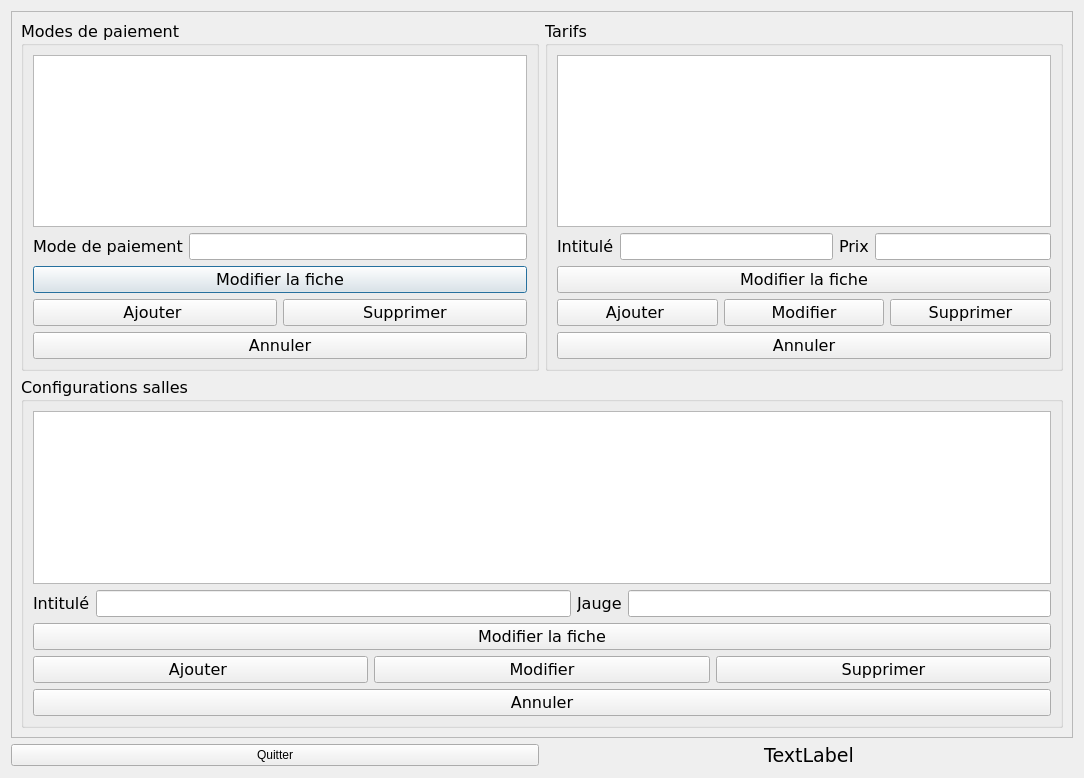
Before: the Qt Designer form FestiClicC/administrationbillet.ui in FestiClic/FestiClic3, drawn with Qt 5.
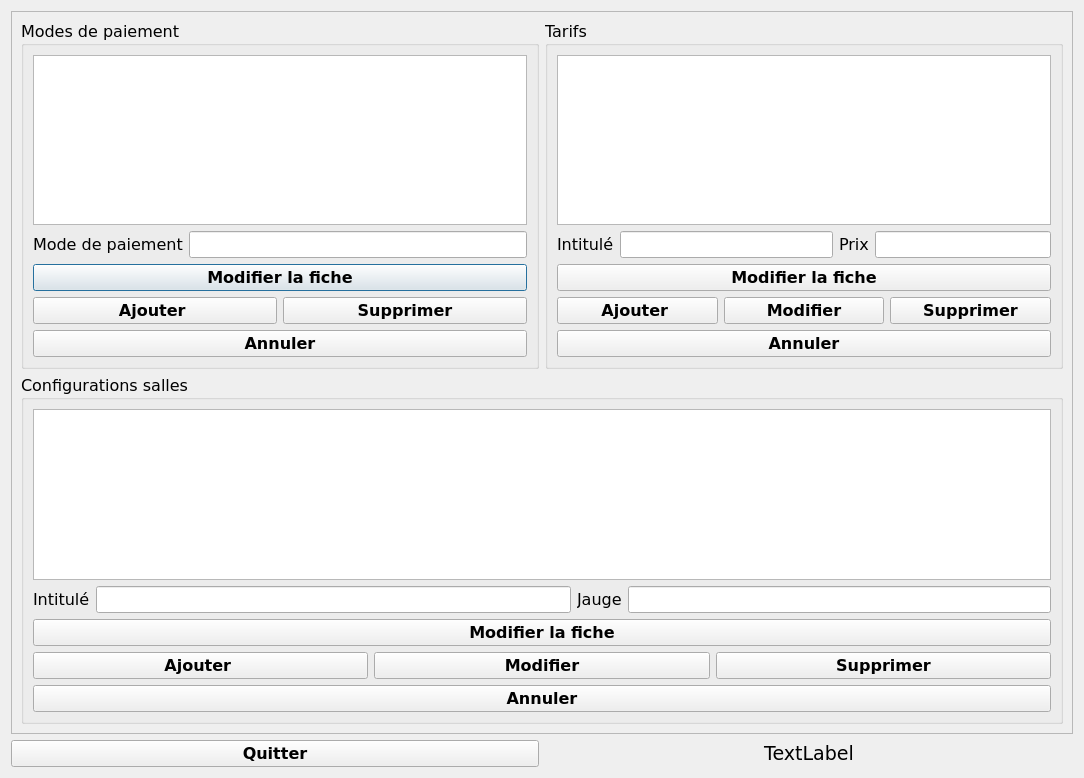
After: the same form once the commit is applied.

What changed in the file:
```diff
--- a/FestiClicC/administrationbillet.ui
+++ b/FestiClicC/administrationbillet.ui
@@ -27,7 +27,7 @@
           <x>0</x>
           <y>0</y>
           <width>1062</width>
-          <height>725</height>
+          <height>722</height>
          </rect>
         </property>
         <layout class="QVBoxLayout" name="verticalLayout_4">
@@ -52,7 +52,14 @@
                 <item>
                  <layout class="QVBoxLayout" name="verticalLayout_8">
                   <item>
-                   <widget class="QTableView" name="TabVMPaiement"/>
+                   <widget class="QTableView" name="TabVMPaiement">
+                    <property name="font">
+                     <font>
+                      <family>Verdana</family>
+                      <pointsize>12</pointsize>
+                     </font>
+                    </property>
+                   </widget>
                   </item>
                   <item>
                    <layout class="QHBoxLayout" name="horizontalLayout_8">
@@ -73,6 +80,14 @@
                   </item>
                   <item>
                    <widget class="QPushButton" name="AdBBtnModifierFicheMPaiement">
+                    <property name="font">
+                     <font>
+                      <family>Verdana</family>
+                      <pointsize>12</pointsize>
+                      <weight>75</weight>
+                      <bold>true</bold>
+                     </font>
+                    </property>
                     <property name="text">
                      <string>Modifier la fiche</string>
                     </property>
@@ -82,6 +97,14 @@
                    <layout class="QHBoxLayout" name="horizontalLayout_10">
                     <item>
                      <widget class="QPushButton" name="AdBBtnAjouterMPaiement">
+                      <property name="font">
+                       <font>
+                        <family>Verdana</family>
+                        <pointsize>12</pointsize>
+                        <weight>75</weight>
+                        <bold>true</bold>
+                       </font>
+                      </property>
                       <property name="text">
                        <string>Ajouter </string>
                       </property>
@@ -89,6 +112,14 @@
                     </item>
                     <item>
                      <widget class="QPushButton" name="AdBBtnSupprimerMPaiement">
+                      <property name="font">
+                       <font>
+                        <family>Verdana</family>
+                        <pointsize>12</pointsize>
+                        <weight>75</weight>
+                        <bold>true</bold>
+                       </font>
+                      </property>
                       <property name="text">
                        <string>Supprimer</string>
                       </property>
@@ -98,6 +129,14 @@
                   </item>
                   <item>
                    <widget class="QPushButton" name="AdBBtnAnnulerMPaiement">
+                    <property name="font">
+                     <font>
+                      <family>Verdana</family>
+                      <pointsize>12</pointsize>
+                      <weight>75</weight>
+                      <bold>true</bold>
+                     </font>
+                    </property>
                     <property name="text">
                      <string>Annuler</string>
                     </property>
@@ -125,7 +164,14 @@
                 <item>
                  <layout class="QVBoxLayout" name="verticalLayout_6">
                   <item>
-                   <widget class="QTableView" name="TabVTarif"/>
+                   <widget class="QTableView" name="TabVTarif">
+                    <property name="font">
+                     <font>
+                      <family>Verdana</family>
+                      <pointsize>12</pointsize>
+                     </font>
+                    </property>
+                   </widget>
                   </item>
                   <item>
                    <layout class="QHBoxLayout" name="horizontalLayout_5">
@@ -161,6 +207,14 @@
                   </item>
                   <item>
                    <widget class="QPushButton" name="AdBBtnModifierFicheTarif">
+                    <property name="font">
+                     <font>
+                      <family>Verdana</family>
+                      <pointsize>12</pointsize>
+                      <weight>75</weight>
+                      <bold>true</bold>
+                     </font>
+                    </property>
                     <property name="text">
                      <string>Modifier la fiche</string>
                     </property>
@@ -170,6 +224,14 @@
                    <layout class="QHBoxLayout" name="horizontalLayout_7">
                     <item>
                      <widget class="QPushButton" name="AdBBtnAjouterTarif">
+                      <property name="font">
+                       <font>
+                        <family>Verdana</family>
+                        <pointsize>12</pointsize>
+                        <weight>75</weight>
+                        <bold>true</bold>
+                       </font>
+                      </property>
                       <property name="text">
                        <string>Ajouter </string>
                       </property>
@@ -177,6 +239,14 @@
                     </item>
                     <item>
                      <widget class="QPushButton" name="AdBBtnModifierTarif">
+                      <property name="font">
+                       <font>
+                        <family>Verdana</family>
+                        <pointsize>12</pointsize>
+                        <weight>75</weight>
+                        <bold>true</bold>
+                       </font>
+                      </property>
                       <property name="text">
                        <string>Modifier</string>
                       </property>
@@ -184,6 +254,14 @@
                     </item>
                     <item>
                      <widget class="QPushButton" name="AdBBtnSupprimerTarif">
+                      <property name="font">
+                       <font>
+                        <family>Verdana</family>
+                        <pointsize>12</pointsize>
+                        <weight>75</weight>
+                        <bold>true</bold>
+                       </font>
+                      </property>
                       <property name="text">
                        <string>Supprimer</string>
                       </property>
@@ -193,6 +271,14 @@
                   </item>
                   <item>
                    <widget class="QPushButton" name="AdBBtnAnnulerTarif">
+                    <property name="font">
+                     <font>
+                      <family>Verdana</family>
+                      <pointsize>12</pointsize>
+                      <weight>75</weight>
+                      <bold>true</bold>
+                     </font>
+                    </property>
                     <property name="text">
                      <string>Annuler</string>
                     </property>
@@ -222,7 +308,14 @@
               <item>
                <layout class="QVBoxLayout" name="verticalLayout_2">
                 <item>
-                 <widget class="QTableView" name="TabVConfigSalle"/>
+                 <widget class="QTableView" name="TabVConfigSalle">
+                  <property name="font">
+                   <font>
+                    <family>Verdana</family>
+                    <pointsize>12</pointsize>
+                   </font>
+                  </property>
+                 </widget>
                 </item>
                 <item>
                  <layout class="QHBoxLayout" name="horizontalLayout_2">
@@ -254,6 +347,14 @@
                 </item>
                 <item>
                  <widget class="QPushButton" name="AdBBtnModifierFiche">
+                  <property name="font">
+                   <font>
+                    <family>Verdana</family>
+                    <pointsize>12</pointsize>
+                    <weight>75</weight>
+                    <bold>true</bold>
+                   </font>
+                  </property>
                   <property name="text">
                    <string>Modifier la fiche</string>
                   </property>
@@ -263,6 +364,14 @@
                  <layout class="QHBoxLayout" name="horizontalLayout">
                   <item>
                    <widget class="QPushButton" name="AdBBtnAjouter">
+                    <property name="font">
+                     <font>
+                      <family>Verdana</family>
+                      <pointsize>12</pointsize>
+                      <weight>75</weight>
+                      <bold>true</bold>
+                     </font>
+                    </property>
                     <property name="text">
                      <string>Ajouter </string>
                     </property>
@@ -270,6 +379,14 @@
                   </item>
                   <item>
                    <widget class="QPushButton" name="AdBBtnModifier">
+                    <property name="font">
+                     <font>
+                      <family>Verdana</family>
+                      <pointsize>12</pointsize>
+                      <weight>75</weight>
+                      <bold>true</bold>
+                     </font>
+                    </property>
                     <property name="text">
                      <string>Modifier</string>
                     </property>
@@ -277,6 +394,14 @@
                   </item>
                   <item>
                    <widget class="QPushButton" name="AdBBtnSupprimer">
+                    <property name="font">
+                     <font>
+                      <family>Verdana</family>
+                      <pointsize>12</pointsize>
+                      <weight>75</weight>
+                      <bold>true</bold>
+                     </font>
+                    </property>
                     <property name="text">
                      <string>Supprimer</string>
                     </property>
@@ -286,6 +411,14 @@
                 </item>
                 <item>
                  <widget class="QPushButton" name="AdBBtnAnnuler">
+                  <property name="font">
+                   <font>
+                    <family>Verdana</family>
+                    <pointsize>12</pointsize>
+                    <weight>75</weight>
+                    <bold>true</bold>
+                   </font>
+                  </property>
                   <property name="text">
                    <string>Annuler</string>
                   </property>
@@ -306,6 +439,14 @@
       <layout class="QHBoxLayout" name="horizontalLayout_4">
        <item>
         <widget class="QPushButton" name="AdBtnQuitter">
+         <property name="font">
+          <font>
+           <family>Verdana</family>
+           <pointsize>12</pointsize>
+           <weight>75</weight>
+           <bold>true</bold>
+          </font>
+         </property>
          <property name="text">
           <string>Quitter</string>
          </property>
```
